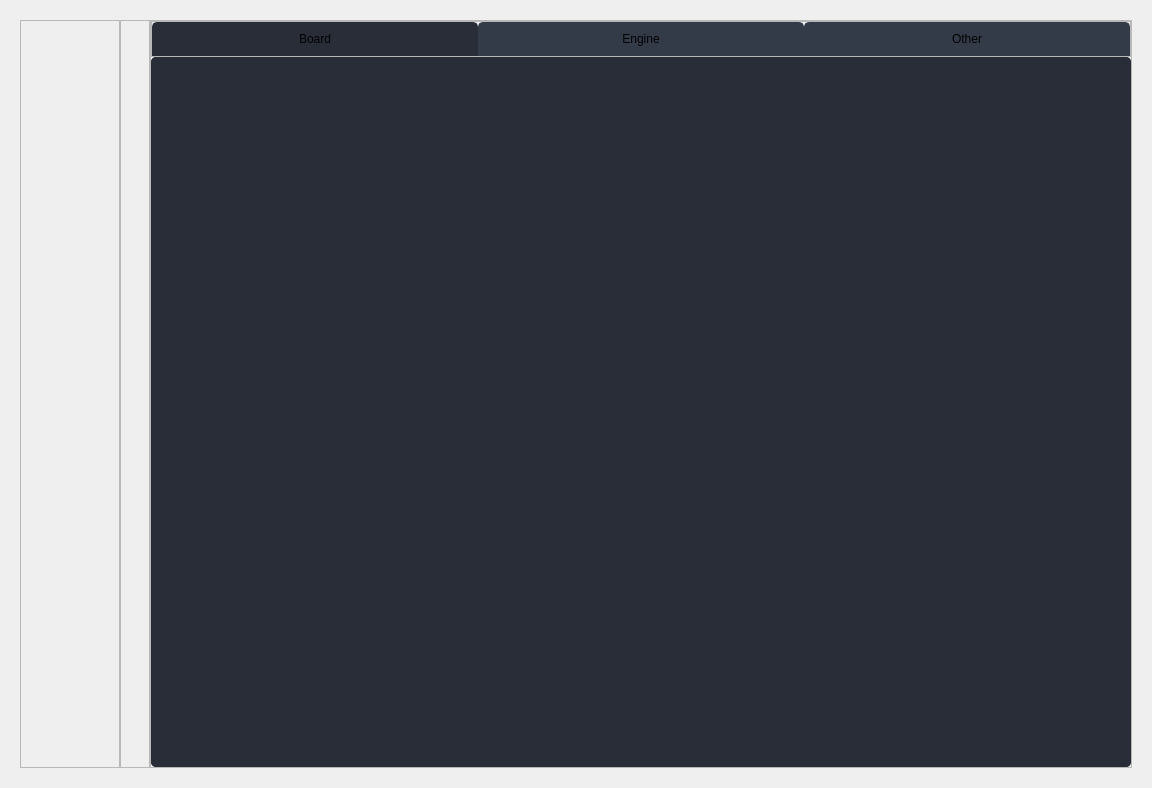
Qt form src/analysewidget_form.ui (Luecx/ChessGUI) before a commit.
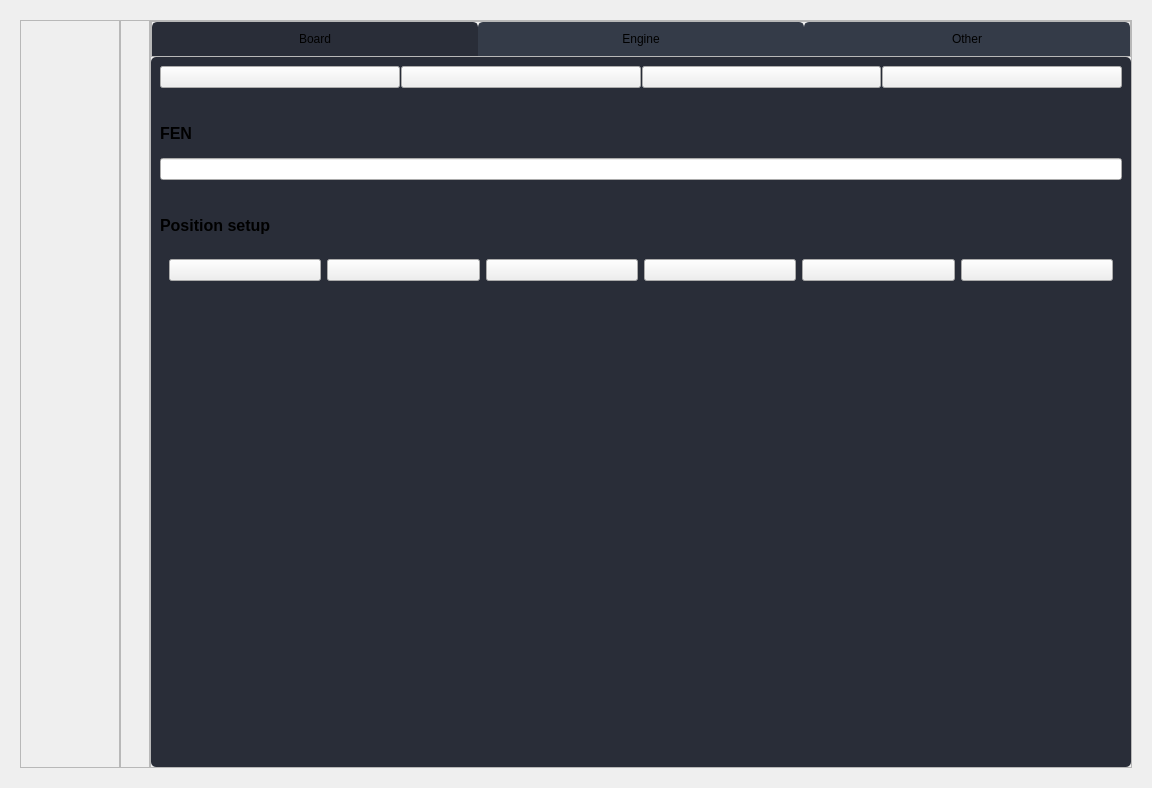
The same form after that commit. The open tabs and pages were chosen to show the change. Icons and pictures are not drawn.

```diff
--- a/src/analysewidget_form.ui
+++ b/src/analysewidget_form.ui
@@ -227,11 +227,31 @@
         <property name="styleSheet">
          <string notr="true">
 
-border-top-left-radius :5px;
-border-top-right-radius : 5px;
-border-bottom-left-radius : 5px;
-border-bottom-right-radius : 5px;	
-background-color:  rgb(41, 45, 56);
+
+
+.QWidget{
+	border-top-left-radius :5px;
+	border-top-right-radius : 5px;
+	border-bottom-left-radius : 5px;
+	border-bottom-right-radius : 5px;	
+    background-color:  rgb(41, 45, 56);
+}
+
+.QFrame{
+	border-top-left-radius :5px;
+	border-top-right-radius : 5px;
+	border-bottom-left-radius : 5px;
+	border-bottom-right-radius : 5px;	
+    background-color:  rgb(41, 45, 56);
+}
+
+
+.QLabel{
+	border-radius: 0px;
+    background-color:  rgb(41, 45, 56);
+}
+
+
 
 
 </string>
@@ -246,7 +266,331 @@
     min-height: 20px;
 }</string>
          </property>
-         <layout class="QVBoxLayout" name="verticalLayout_2"/>
+         <layout class="QVBoxLayout" name="verticalLayout_2">
+          <property name="spacing">
+           <number>15</number>
+          </property>
+          <item>
+           <widget class="QFrame" name="frame_7">
+            <property name="sizePolicy">
+             <sizepolicy hsizetype="Preferred" vsizetype="Minimum">
+              <horstretch>0</horstretch>
+              <verstretch>0</verstretch>
+             </sizepolicy>
+            </property>
+            <property name="frameShape">
+             <enum>QFrame::StyledPanel</enum>
+            </property>
+            <property name="frameShadow">
+             <enum>QFrame::Raised</enum>
+            </property>
+            <layout class="QHBoxLayout" name="horizontalLayout_5">
+             <property name="spacing">
+              <number>1</number>
+             </property>
+             <property name="leftMargin">
+              <number>0</number>
+             </property>
+             <property name="topMargin">
+              <number>0</number>
+             </property>
+             <property name="rightMargin">
+              <number>0</number>
+             </property>
+             <property name="bottomMargin">
+              <number>20</number>
+             </property>
+             <item>
+              <widget class="QPushButton" name="pushButton">
+               <property name="text">
+                <string/>
+               </property>
+               <property name="icon">
+                <iconset resource="../assets/res.qrc">
+                 <normaloff>:/icon_24x24/icons/24x24/cil-media-skip-backward.png</normaloff>:/icon_24x24/icons/24x24/cil-media-skip-backward.png</iconset>
+               </property>
+              </widget>
+             </item>
+             <item>
+              <widget class="QPushButton" name="pushButton_2">
+               <property name="text">
+                <string/>
+               </property>
+               <property name="icon">
+                <iconset resource="../assets/res.qrc">
+                 <normaloff>:/icon_24x24/icons/24x24/cil-media-step-backward.png</normaloff>:/icon_24x24/icons/24x24/cil-media-step-backward.png</iconset>
+               </property>
+              </widget>
+             </item>
+             <item>
+              <widget class="QPushButton" name="pushButton_3">
+               <property name="text">
+                <string/>
+               </property>
+               <property name="icon">
+                <iconset resource="../assets/res.qrc">
+                 <normaloff>:/icon_24x24/icons/24x24/cil-media-step-forward.png</normaloff>:/icon_24x24/icons/24x24/cil-media-step-forward.png</iconset>
+               </property>
+              </widget>
+             </item>
+             <item>
+              <widget class="QPushButton" name="pushButton_4">
+               <property name="text">
+                <string/>
+               </property>
+               <property name="icon">
+                <iconset resource="../assets/res.qrc">
+                 <normaloff>:/icon_24x24/icons/24x24/cil-media-skip-forward.png</normaloff>:/icon_24x24/icons/24x24/cil-media-skip-forward.png</iconset>
+               </property>
+              </widget>
+             </item>
+            </layout>
+           </widget>
+          </item>
+          <item>
+           <widget class="QLabel" name="label_2">
+            <property name="styleSheet">
+             <string notr="true">font-weight: 600;
+font-size: 16px;</string>
+            </property>
+            <property name="text">
+             <string>FEN</string>
+            </property>
+           </widget>
+          </item>
+          <item>
+           <widget class="QLineEdit" name="fen_edit"/>
+          </item>
+          <item>
+           <spacer name="verticalSpacer_3">
+            <property name="orientation">
+             <enum>Qt::Vertical</enum>
+            </property>
+            <property name="sizeType">
+             <enum>QSizePolicy::Fixed</enum>
+            </property>
+            <property name="sizeHint" stdset="0">
+             <size>
+              <width>20</width>
+              <height>20</height>
+             </size>
+            </property>
+           </spacer>
+          </item>
+          <item>
+           <widget class="QLabel" name="label_3">
+            <property name="styleSheet">
+             <string notr="true">font-weight: 600;
+font-size: 16px;</string>
+            </property>
+            <property name="text">
+             <string>Position setup</string>
+            </property>
+           </widget>
+          </item>
+          <item>
+           <widget class="QFrame" name="frame_8">
+            <property name="styleSheet">
+             <string notr="true"/>
+            </property>
+            <property name="frameShape">
+             <enum>QFrame::StyledPanel</enum>
+            </property>
+            <property name="frameShadow">
+             <enum>QFrame::Raised</enum>
+            </property>
+            <layout class="QHBoxLayout" name="horizontalLayout_6">
+             <item>
+              <widget class="QPushButton" name="setpawn_button">
+               <property name="sizePolicy">
+                <sizepolicy hsizetype="Expanding" vsizetype="Preferred">
+                 <horstretch>0</horstretch>
+                 <verstretch>0</verstretch>
+                </sizepolicy>
+               </property>
+               <property name="text">
+                <string/>
+               </property>
+               <property name="icon">
+                <iconset resource="../assets/res.qrc">
+                 <normaloff>:/pieces/images/wp.png</normaloff>:/pieces/images/wp.png</iconset>
+               </property>
+               <property name="iconSize">
+                <size>
+                 <width>82</width>
+                 <height>82</height>
+                </size>
+               </property>
+               <property name="checkable">
+                <bool>true</bool>
+               </property>
+               <property name="autoExclusive">
+                <bool>false</bool>
+               </property>
+              </widget>
+             </item>
+             <item>
+              <widget class="QPushButton" name="setknight_button">
+               <property name="sizePolicy">
+                <sizepolicy hsizetype="Expanding" vsizetype="Preferred">
+                 <horstretch>0</horstretch>
+                 <verstretch>0</verstretch>
+                </sizepolicy>
+               </property>
+               <property name="text">
+                <string/>
+               </property>
+               <property name="icon">
+                <iconset resource="../assets/res.qrc">
+                 <normaloff>:/pieces/images/wn.png</normaloff>:/pieces/images/wn.png</iconset>
+               </property>
+               <property name="iconSize">
+                <size>
+                 <width>82</width>
+                 <height>82</height>
+                </size>
+               </property>
+               <property name="checkable">
+                <bool>true</bool>
+               </property>
+               <property name="autoExclusive">
+                <bool>false</bool>
+               </property>
+              </widget>
+             </item>
+             <item>
+              <widget class="QPushButton" name="setbishop_button">
+               <property name="sizePolicy">
+                <sizepolicy hsizetype="Expanding" vsizetype="Preferred">
+                 <horstretch>0</horstretch>
+                 <verstretch>0</verstretch>
+                </sizepolicy>
+               </property>
+               <property name="text">
+                <string/>
+               </property>
+               <property name="icon">
+                <iconset resource="../assets/res.qrc">
+                 <normaloff>:/pieces/images/wb.png</normaloff>:/pieces/images/wb.png</iconset>
+               </property>
+               <property name="iconSize">
+                <size>
+                 <width>82</width>
+                 <height>82</height>
+                </size>
+               </property>
+               <property name="checkable">
+                <bool>true</bool>
+               </property>
+               <property name="autoExclusive">
+                <bool>false</bool>
+               </property>
+              </widget>
+             </item>
+             <item>
+              <widget class="QPushButton" name="setrook_button">
+               <property name="sizePolicy">
+                <sizepolicy hsizetype="Expanding" vsizetype="Preferred">
+                 <horstretch>0</horstretch>
+                 <verstretch>0</verstretch>
+                </sizepolicy>
+               </property>
+               <property name="text">
+                <string/>
+               </property>
+               <property name="icon">
+                <iconset resource="../assets/res.qrc">
+                 <normaloff>:/pieces/images/wr.png</normaloff>:/pieces/images/wr.png</iconset>
+               </property>
+               <property name="iconSize">
+                <size>
+                 <width>82</width>
+                 <height>82</height>
+                </size>
+               </property>
+               <property name="checkable">
+                <bool>true</bool>
+               </property>
+               <property name="autoExclusive">
+                <bool>false</bool>
+               </property>
+              </widget>
+             </item>
+             <item>
+              <widget class="QPushButton" name="setqueen_button">
+               <property name="sizePolicy">
+                <sizepolicy hsizetype="Expanding" vsizetype="Preferred">
+                 <horstretch>0</horstretch>
+                 <verstretch>0</verstretch>
+                </sizepolicy>
+               </property>
+               <property name="text">
+                <string/>
+               </property>
+               <property name="icon">
+                <iconset resource="../assets/res.qrc">
+                 <normaloff>:/pieces/images/wq.png</normaloff>:/pieces/images/wq.png</iconset>
+               </property>
+               <property name="iconSize">
+                <size>
+                 <width>82</width>
+                 <height>82</height>
+                </size>
+               </property>
+               <property name="checkable">
+                <bool>true</bool>
+               </property>
+               <property name="autoExclusive">
+                <bool>false</bool>
+               </property>
+              </widget>
+             </item>
+             <item>
+              <widget class="QPushButton" name="setking_button">
+               <property name="sizePolicy">
+                <sizepolicy hsizetype="Expanding" vsizetype="Preferred">
+                 <horstretch>0</horstretch>
+                 <verstretch>0</verstretch>
+                </sizepolicy>
+               </property>
+               <property name="text">
+                <string/>
+               </property>
+               <property name="icon">
+                <iconset resource="../assets/res.qrc">
+                 <normaloff>:/pieces/images/wk.png</normaloff>:/pieces/images/wk.png</iconset>
+               </property>
+               <property name="iconSize">
+                <size>
+                 <width>82</width>
+                 <height>82</height>
+                </size>
+               </property>
+               <property name="checkable">
+                <bool>true</bool>
+               </property>
+               <property name="autoExclusive">
+                <bool>false</bool>
+               </property>
+              </widget>
+             </item>
+            </layout>
+           </widget>
+          </item>
+          <item>
+           <spacer name="verticalSpacer_2">
+            <property name="orientation">
+             <enum>Qt::Vertical</enum>
+            </property>
+            <property name="sizeHint" stdset="0">
+             <size>
+              <width>20</width>
+              <height>40</height>
+             </size>
+            </property>
+           </spacer>
+          </item>
+         </layout>
         </widget>
         <widget class="QWidget" name="enginepage_widget">
          <property name="styleSheet">
```
Left out of the diff: 11 changed lines with no effect on the pictures.
